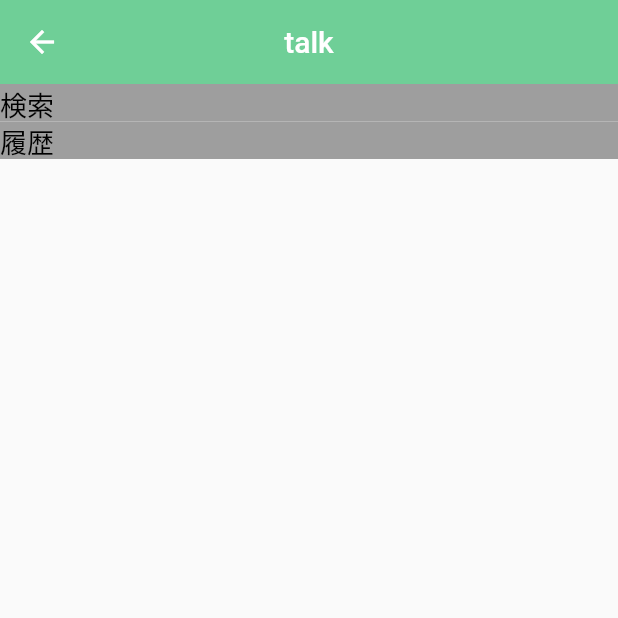
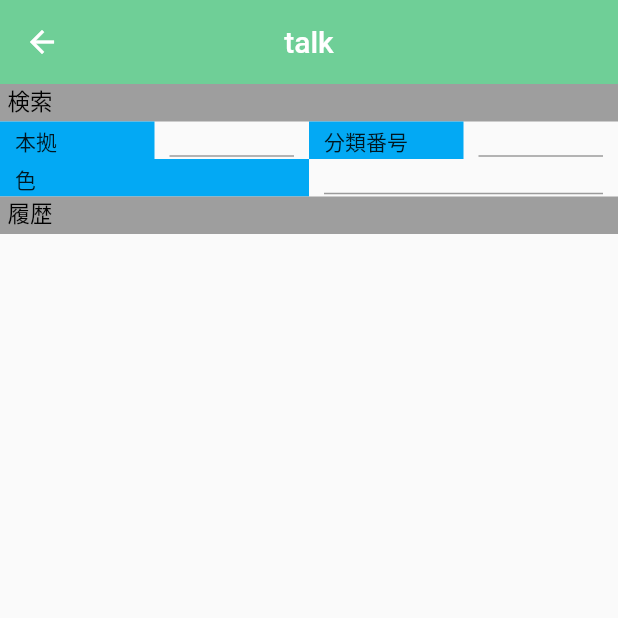
Before and after one commit to Nkoyama/CarOwnerConnect, a Flutter app: the TalkMain screen opened directly, on a phone screen of 412 x 824 dp, the top half of it. Run offline on Flutter 3.47's test engine with Material 2 defaults, Android fonts, the phone set to English and light mode, and no system bars.

Commit message:
検索項目いくつか設置

```diff
--- a/car_owner_connect/lib/pages/talkMain.dart
+++ b/car_owner_connect/lib/pages/talkMain.dart
@@ -8,7 +8,7 @@ class TalkMain extends StatelessWidget {
       appBar: Header(headerText: 'talk',),
       body: Container(
         child: TalkMainPage(),
-        color: Colors.white,
+        color: Colors.lightBlue,
       ),
     );
   }
@@ -21,29 +21,85 @@ class TalkMainPage extends StatelessWidget {
       body: Column(
         children: [
 
-          // search
+          /* search */
           Container(
             constraints: BoxConstraints.expand(height: 25.0),
-            padding: EdgeInsets.all(0),
+            padding: EdgeInsets.only(left:5, right:5),
             child: Text(
               '検索',
               style: TextStyle(
                 color: Colors.black,
-                  fontSize: 18,
+                fontSize: 15,
               )
             ),
             color: Colors.grey
           ),
 
-          // history
+          Row(
+            children: [
+              Expanded(child: Container(
+                padding: EdgeInsets.only(left:10.0, right:10.0, top:3.0, bottom:1.5),
+                child: Text("本拠"),
+                height: 25,
+                color: Colors.lightBlue,
+              ),),
+              Expanded(child: Container(
+                padding: EdgeInsets.only(left:10.0, right:10.0, top:3.0, bottom:1.5),
+                child: TextField(
+                  style: TextStyle(
+                    fontSize: 15.0
+                  )
+                ),
+                height: 25.0,
+              ),),
+              Expanded(child: Container(
+                padding: EdgeInsets.only(left:10.0, right:10.0, top:3.0, bottom:1.5),
+                child: Text("分類番号"),
+                height: 25,
+                color: Colors.lightBlue,
+              ),),
+              Expanded(child: Container(
+                padding: EdgeInsets.only(left:10.0, right:10.0, top:3.0, bottom:1.5),
+                child: TextField(
+                  style: TextStyle(
+                    fontSize: 15.0
+                  ),
+                  keyboardType: TextInputType.number,
+                ),
+                height: 25.0,
+              ),),
+            ],
+          ),
+
+          Row(
+            children: [
+              Expanded(child: Container(
+                padding: EdgeInsets.only(left:10.0, right:10.0, top:3.0, bottom:1.5),
+                child: Text("色"),
+                height: 25,
+                color: Colors.lightBlue,
+              ),),
+              Expanded(child: Container(
+                padding: EdgeInsets.only(left:10.0, right:10.0, top:3.0, bottom:1.5),
+                child: TextField(
+                    style: TextStyle(
+                        fontSize: 15.0
+                    )
+                ),
+                height: 25.0,
+              ),),
+            ],
+          ),
+
+          /* history */
           Container(
             constraints: BoxConstraints.expand(height: 25.0),
-              padding: EdgeInsets.all(0),
+            padding: EdgeInsets.only(left:5, right:5),
             child: Text(
               '履歴',
               style: TextStyle(
                 color: Colors.black,
-                    fontSize: 18,
+                fontSize: 15,
               )
             ),
             color: Colors.grey
```
Lines whose indentation alone changed are shown as unchanged.
